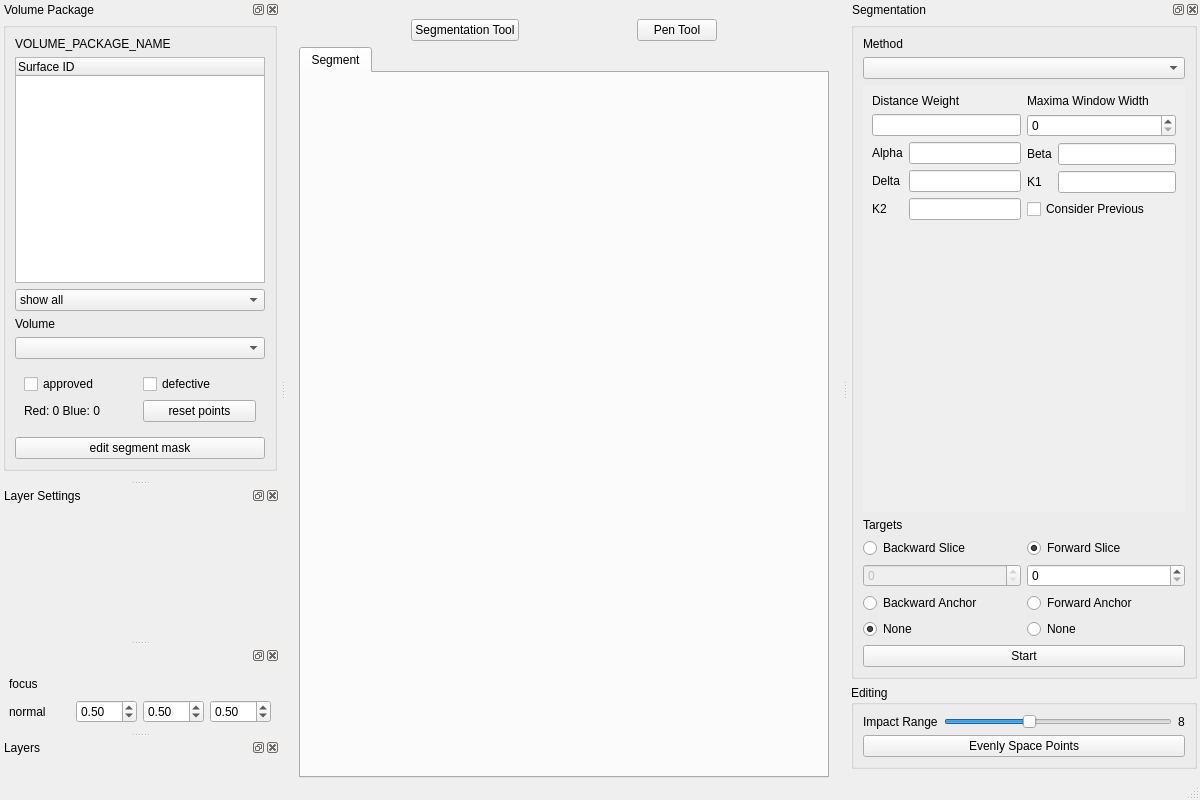
SuperOptimizer/villa, file volume-cartographer/apps/VC3D/VCMain.ui: the form before one commit.
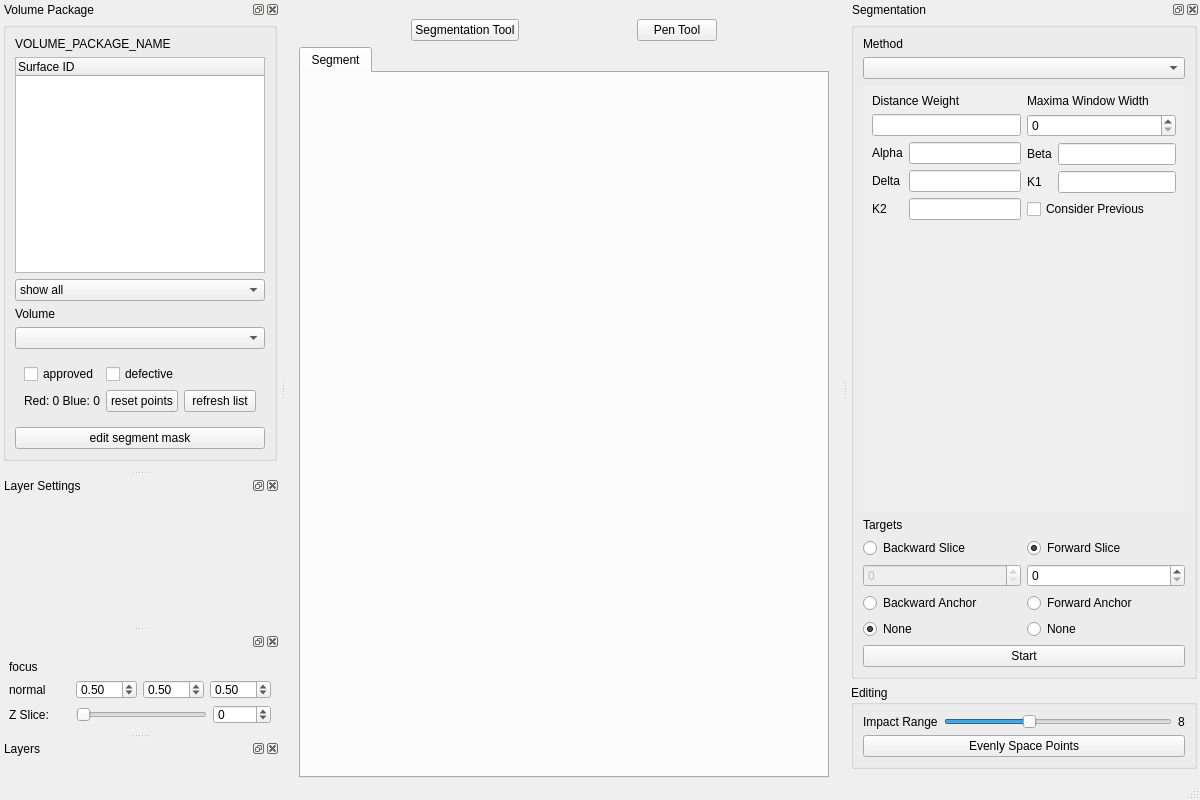
The form after the commit. Icons and pictures are not drawn.

Diff of the .ui file:
```diff
--- a/volume-cartographer/apps/VC3D/VCMain.ui
+++ b/volume-cartographer/apps/VC3D/VCMain.ui
@@ -268,11 +268,22 @@
               </widget>
              </item>
              <item row="2" column="1">
-              <widget class="QPushButton" name="btnResetPoints">
-               <property name="text">
-                <string>reset points</string>
-               </property>
-              </widget>
+              <layout class="QHBoxLayout" name="horizontalLayout_points">
+               <item>
+                <widget class="QPushButton" name="btnResetPoints">
+                 <property name="text">
+                  <string>reset points</string>
+                 </property>
+                </widget>
+               </item>
+               <item>
+                <widget class="QPushButton" name="btnRefreshList">
+                 <property name="text">
+                  <string>refresh list</string>
+                 </property>
+                </widget>
+               </item>
+              </layout>
              </item>
             </layout>
            </widget>
@@ -794,6 +805,37 @@
          </property>
         </widget>
        </item>
+       <item row="2" column="0">
+        <widget class="QLabel" name="label_sliceNav">
+         <property name="text">
+          <string>Z Slice:</string>
+         </property>
+        </widget>
+       </item>
+       <item row="2" column="1" colspan="3">
+        <layout class="QHBoxLayout" name="horizontalLayoutSliceNav">
+         <item>
+          <widget class="QSlider" name="sliderZSlice">
+           <property name="orientation">
+            <enum>Qt::Horizontal</enum>
+           </property>
+          </widget>
+         </item>
+         <item>
+          <widget class="QSpinBox" name="spinBoxZSlice">
+           <property name="minimum">
+            <number>-1000</number>
+           </property>
+           <property name="maximum">
+            <number>1000</number>
+           </property>
+           <property name="value">
+            <number>0</number>
+           </property>
+          </widget>
+         </item>
+        </layout>
+       </item>
       </layout>
      </item>
     </layout>
```
